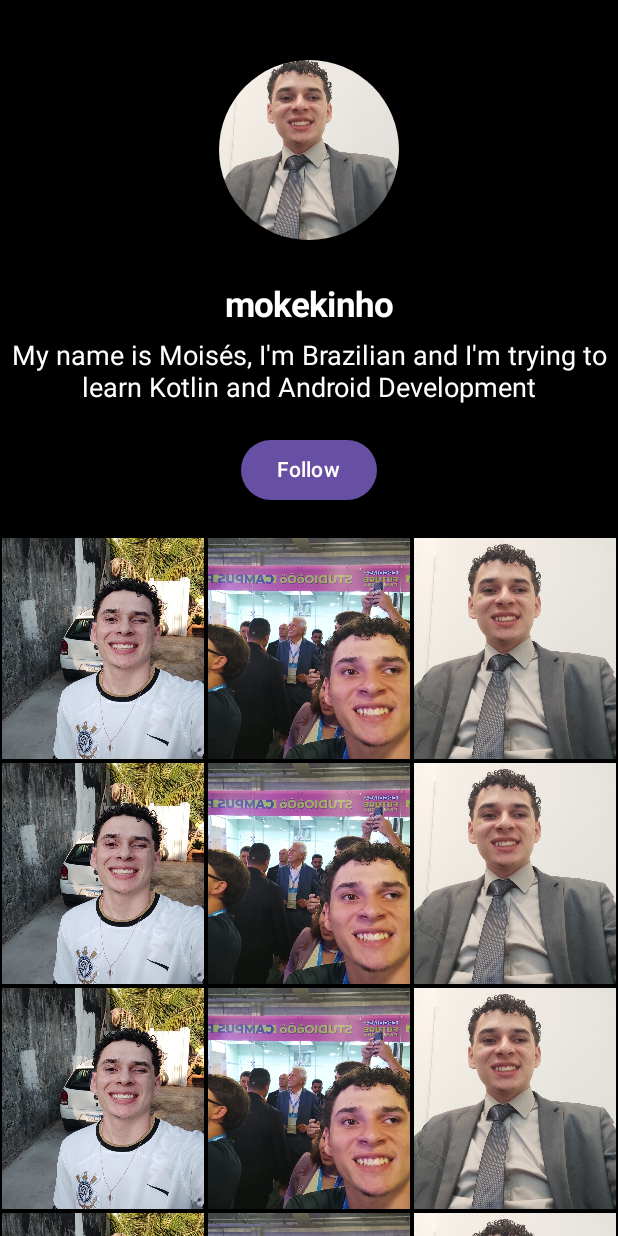
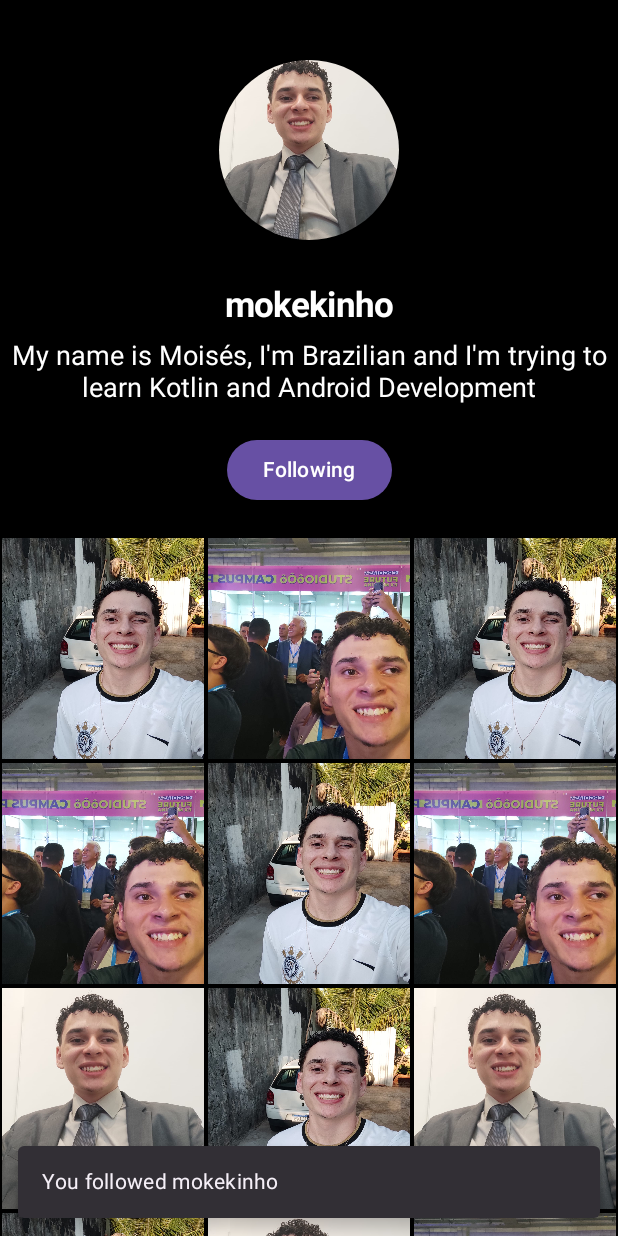
Before and after one commit to Mokekinho/NextStepSocialMedia, an Android app built with Jetpack Compose: the screen it shows after launch (MainActivity), after a tap on "Follow", on a phone screen of 412 x 824 dp. Run offline under Robolectric (Android 15) with nearby library versions, the phone set to English and light mode, and no system bars.

Commit message:
Created the Button action

```diff
--- a/app/src/main/java/com/example/nextstepprofile/MainActivity.kt
+++ b/app/src/main/java/com/example/nextstepprofile/MainActivity.kt
@@ -8,6 +8,7 @@ import androidx.compose.foundation.Image
 import androidx.compose.foundation.background
 import androidx.compose.foundation.layout.Arrangement
 import androidx.compose.foundation.layout.Column
+import androidx.compose.foundation.layout.PaddingValues
 import androidx.compose.foundation.layout.Row
 import androidx.compose.foundation.layout.Spacer
 import androidx.compose.foundation.layout.fillMaxSize
@@ -23,9 +24,17 @@ import androidx.compose.foundation.lazy.grid.items
 import androidx.compose.foundation.lazy.itemsIndexed
 import androidx.compose.foundation.shape.CircleShape
 import androidx.compose.material3.Button
+import androidx.compose.material3.ButtonColors
+import androidx.compose.material3.ButtonDefaults
 import androidx.compose.material3.Scaffold
+import androidx.compose.material3.SnackbarHost
+import androidx.compose.material3.SnackbarHostState
 import androidx.compose.material3.Text
+import androidx.compose.material3.rememberDrawerState
 import androidx.compose.runtime.Composable
+import androidx.compose.runtime.mutableStateOf
+import androidx.compose.runtime.remember
+import androidx.compose.runtime.rememberCoroutineScope
 import androidx.compose.ui.Alignment
 import androidx.compose.ui.Modifier
 import androidx.compose.ui.draw.clip
@@ -39,11 +48,12 @@ import androidx.compose.ui.tooling.preview.Preview
 import androidx.compose.ui.unit.dp
 import androidx.compose.ui.unit.sp
 import com.example.nextstepprofile.ui.theme.NextStepProfileTheme
+import kotlinx.coroutines.launch
 
 class MainActivity : ComponentActivity() {
     override fun onCreate(savedInstanceState: Bundle?) {
         super.onCreate(savedInstanceState)
-        //enableEdgeToEdge()
+        enableEdgeToEdge()
         setContent {
             val profile = painterResource(R.drawable.perfiloficial)
             val userName = "mokekinho"
@@ -51,25 +61,20 @@ class MainActivity : ComponentActivity() {
             val feedImages = listOf(
                 painterResource(R.drawable.feed1),
                 painterResource(R.drawable.feed2),
-                painterResource(R.drawable.perfiloficial),
+                painterResource(R.drawable.feed1),
+                painterResource(R.drawable.feed2),
                 painterResource(R.drawable.feed1),
                 painterResource(R.drawable.feed2),
                 painterResource(R.drawable.perfiloficial),
                 painterResource(R.drawable.feed1),
-                painterResource(R.drawable.feed2),
                 painterResource(R.drawable.perfiloficial),
                 painterResource(R.drawable.feed1),
+                painterResource(R.drawable.perfiloficial),
                 painterResource(R.drawable.feed2),
-                painterResource(R.drawable.perfiloficial),
-                painterResource(R.drawable.feed1),
-                painterResource(R.drawable.feed2),
-                painterResource(R.drawable.perfiloficial),
-                painterResource(R.drawable.feed1),
-                painterResource(R.drawable.feed2),
-                painterResource(R.drawable.perfiloficial),
                 painterResource(R.drawable.perfiloficial),
 
             )
+
 
             ProfileScreen(
                 profile,
@@ -77,6 +82,7 @@ class MainActivity : ComponentActivity() {
                 description,
                 feedImages,
             )
+
 
 
         }
@@ -88,12 +94,26 @@ fun ProfileScreen(
     profile : Painter,
     userName : String,
     description : String,
-    feedImages : List<Painter>
+    feedImages : List<Painter>,
+    modifier: Modifier = Modifier
+){
+    val follows = remember{
+        mutableStateOf(true)
+    }
+
+
+    val scope = rememberCoroutineScope()
+    val snackbarHostState = remember { SnackbarHostState() }
+    Scaffold(
+        snackbarHost = {
+            SnackbarHost(hostState = snackbarHostState)
+        }
     ){
         Column(
             modifier = Modifier
                 .fillMaxSize()
                 .background(Color.Black)
+                .padding(it)
             ,
             horizontalAlignment = Alignment.CenterHorizontally,
 
@@ -114,7 +134,8 @@ fun ProfileScreen(
                 modifier = Modifier
                     .height(30.dp)
             )
-        Text(//username
+            Text(
+//username
                 userName,
                 fontWeight = FontWeight.Bold,
                 fontSize = 23.sp,
@@ -138,10 +159,27 @@ fun ProfileScreen(
             )
             Button(
                 onClick = {
+                    if(follows.value) {
+                        scope.launch {
+                            snackbarHostState.showSnackbar("You followed $userName")
+                        }
+                    }
+                    else {
+                        scope.launch {
+                            snackbarHostState.showSnackbar("You unfollowed $userName")
+                        }
+                    }
+                    follows.value = !follows.value
+
                     // implements the followAction
-            }
+                },
+                //colors = ButtonColors(Color.DarkGray,Color.White,Color.Gray,Color.White),
+
             ) {
+                if (follows.value)
                     Text("Follow")
+                else
+                    Text("Following")
             }
 
             Spacer(
@@ -151,10 +189,10 @@ fun ProfileScreen(
 
             )
             LazyVerticalGrid(
-            GridCells.Fixed(3),
+                GridCells.Fixed(3)
 
             ) {
-            items(feedImages){
+                items(feedImages) {
                     Image(
                         it,
                         null,
@@ -169,7 +207,7 @@ fun ProfileScreen(
             }
 
 
-
+        }
     }
 
 }
```
Lines whose indentation alone changed are shown as unchanged.
